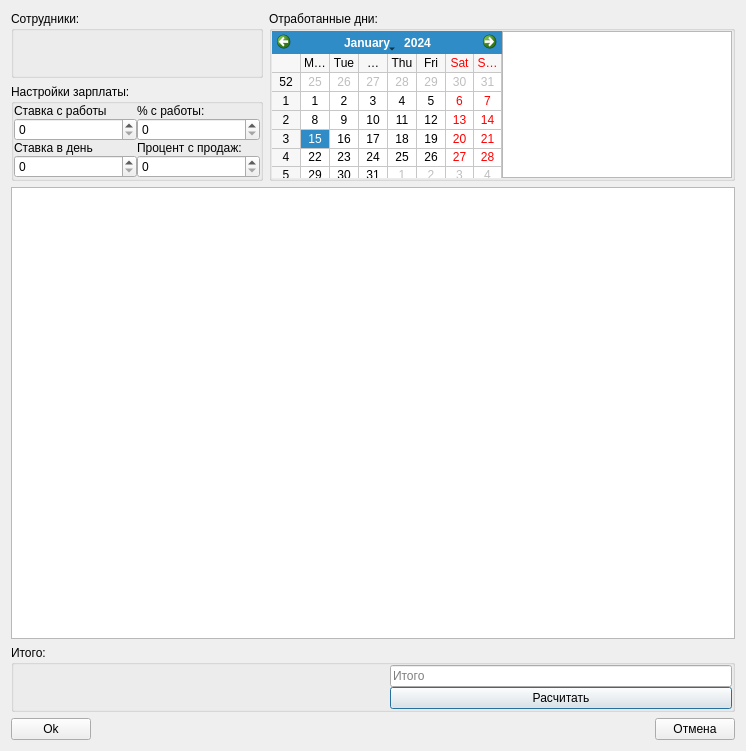
This is employeesalarycalculationdialog.ui in eboladev/XPPC as Qt 5 draws it before an edit. The edited form follows.
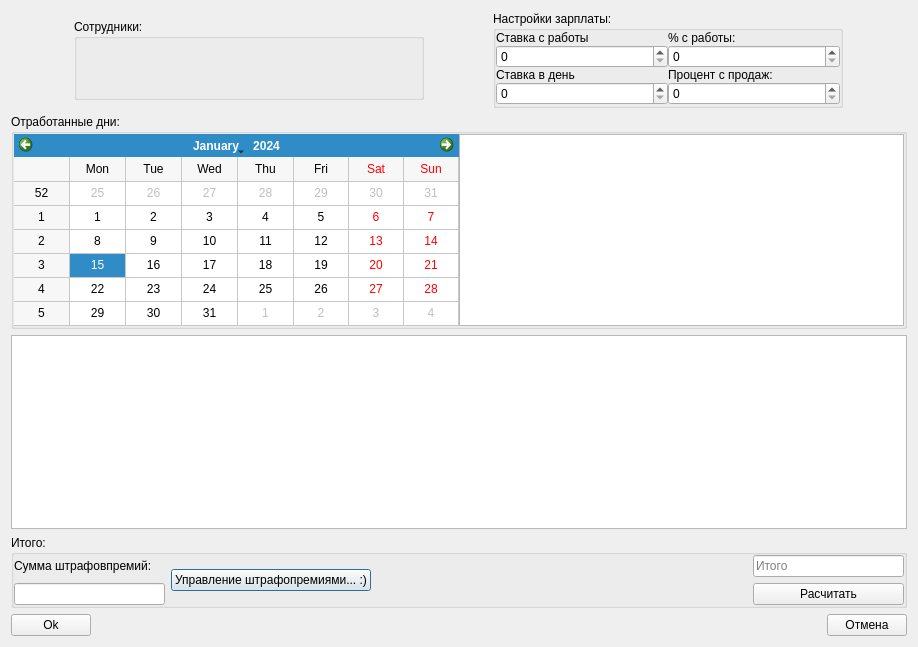
This is the edited form.

Patch:
```diff
--- a/employeesalarycalculationdialog.ui
+++ b/employeesalarycalculationdialog.ui
@@ -6,25 +6,17 @@
    <rect>
     <x>0</x>
     <y>0</y>
-    <width>746</width>
-    <height>751</height>
+    <width>918</width>
+    <height>647</height>
    </rect>
   </property>
-  <property name="maximumSize">
-   <size>
-    <width>802</width>
-    <height>16777215</height>
-   </size>
-  </property>
   <property name="windowTitle">
    <string>Расчет зарплаты</string>
   </property>
-  <layout class="QVBoxLayout" name="verticalLayout_3">
+  <layout class="QVBoxLayout" name="verticalLayout_9">
    <item>
     <layout class="QHBoxLayout" name="horizontalLayout">
      <item>
-      <layout class="QVBoxLayout" name="verticalLayout_2">
-       <item>
         <widget class="QGroupBox" name="groupBoxEmployee">
          <property name="maximumSize">
           <size>
@@ -179,12 +171,6 @@
          <verstretch>0</verstretch>
         </sizepolicy>
        </property>
-       <property name="maximumSize">
-        <size>
-         <width>466</width>
-         <height>170</height>
-        </size>
-       </property>
        <property name="title">
         <string>Отработанные дни:</string>
        </property>
@@ -227,8 +213,6 @@
        </layout>
       </widget>
      </item>
-    </layout>
-   </item>
    <item>
     <widget class="QTreeView" name="treeViewEmployeeJobsList">
      <property name="sizePolicy">
@@ -240,6 +224,9 @@
      <property name="alternatingRowColors">
       <bool>true</bool>
      </property>
+     <property name="sortingEnabled">
+      <bool>true</bool>
+     </property>
     </widget>
    </item>
    <item>
@@ -257,12 +244,30 @@
       <bool>true</bool>
      </property>
      <layout class="QHBoxLayout" name="horizontalLayout_4">
-      <property name="spacing">
-       <number>0</number>
-      </property>
       <property name="margin">
        <number>0</number>
       </property>
+      <item>
+       <layout class="QVBoxLayout" name="verticalLayout_2">
+        <item>
+         <widget class="QLabel" name="labelPAB">
+          <property name="text">
+           <string>Сумма штрафовпремий:</string>
+          </property>
+         </widget>
+        </item>
+        <item>
+         <widget class="QLineEdit" name="lineEditPAB"/>
+        </item>
+       </layout>
+      </item>
+      <item>
+       <widget class="QPushButton" name="pushButtonSPManagement">
+        <property name="text">
+         <string>Управление штрафопремиями... :)</string>
+        </property>
+       </widget>
+      </item>
       <item>
        <spacer name="horizontalSpacer">
         <property name="orientation">
```
Lines whose indentation alone changed are shown as unchanged.
